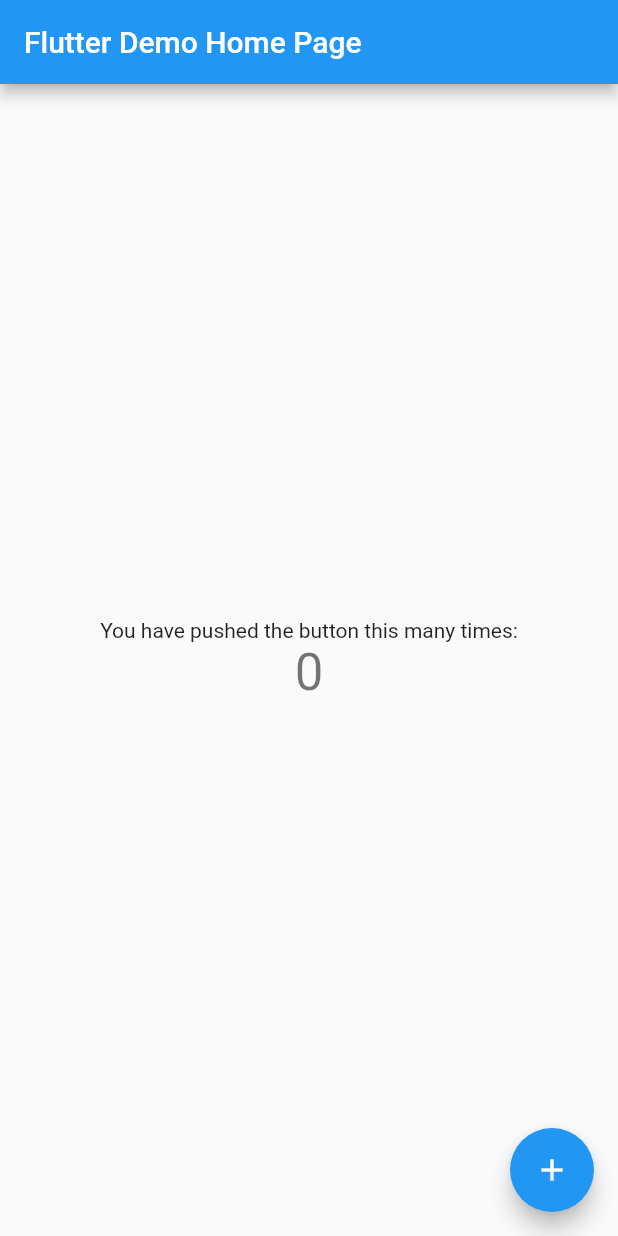
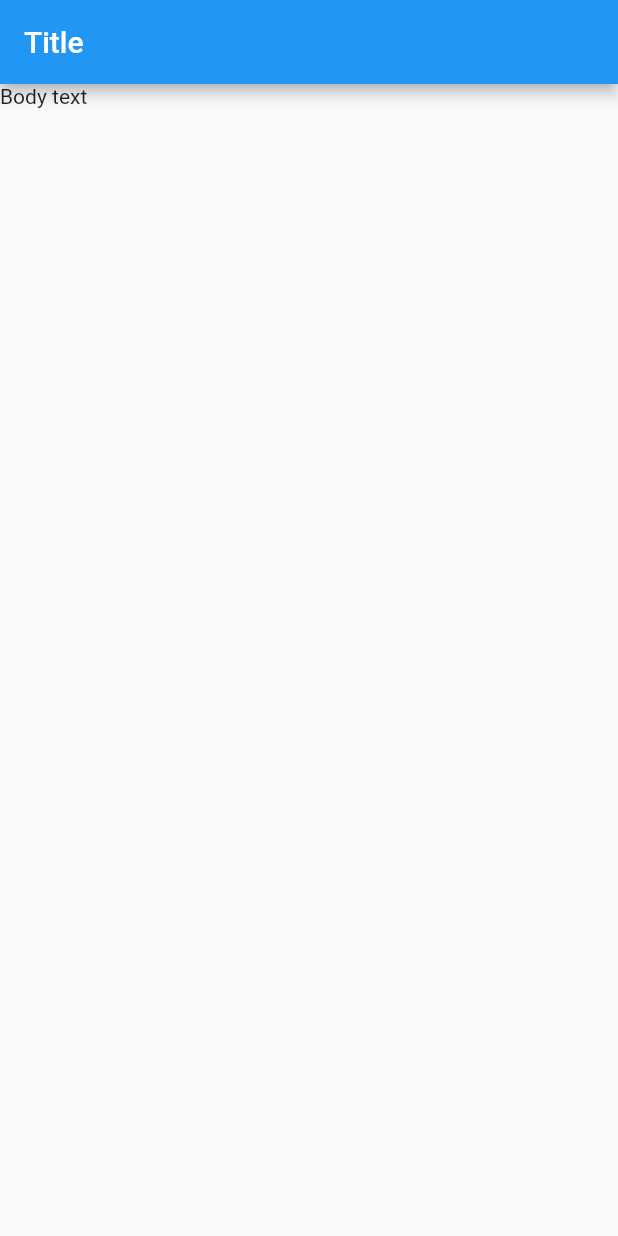
Before and after one commit to rajaryagithub/FlutterTutorial, a Flutter app: the screen it shows after launch, on a phone screen of 412 x 824 dp. Run offline on Flutter 3.47's test engine with Material 2 defaults, Android fonts, the phone set to English and light mode, and no system bars.

Commit message:
Example of modularization of code in classes

```diff
--- /dev/null
+++ b/hello_world/lib/app.dart
@@ -0,0 +1,10 @@
+import 'package:flutter/material.dart';
+
+import 'hello.dart';
+
+class App extends StatelessWidget {
+  @override
+  Widget build(BuildContext context) {
+    return MaterialApp(home: Hello());
+  }
+}
--- /dev/null
+++ b/hello_world/lib/hello.dart
@@ -0,0 +1,11 @@
+import 'package:flutter/material.dart';
+
+class Hello extends StatelessWidget {
+  @override
+  Widget build(BuildContext context) {
+    return Scaffold(
+      appBar: AppBar(title: Text('Title')),
+      body: Text('Body text'),
+    );
+  }
+}
--- a/hello_world/lib/main.dart
+++ b/hello_world/lib/main.dart
@@ -1,111 +1,6 @@
 import 'package:flutter/material.dart';
+import 'package:hello_world/app.dart';
 
-void main() => runApp(MyApp());
-
-class MyApp extends StatelessWidget {
-  // This widget is the root of your application.
-  @override
-  Widget build(BuildContext context) {
-    return MaterialApp(
-      title: 'Flutter Demo',
-      theme: ThemeData(
-        // This is the theme of your application.
-        //
-        // Try running your application with "flutter run". You'll see the
-        // application has a blue toolbar. Then, without quitting the app, try
-        // changing the primarySwatch below to Colors.green and then invoke
-        // "hot reload" (press "r" in the console where you ran "flutter run",
-        // or simply save your changes to "hot reload" in a Flutter IDE).
-        // Notice that the counter didn't reset back to zero; the application
-        // is not restarted.
-        primarySwatch: Colors.blue,
-      ),
-      home: MyHomePage(title: 'Flutter Demo Home Page'),
-    );
-  }
+main() {
+  runApp(App());
 }
-
-class MyHomePage extends StatefulWidget {
-  MyHomePage({Key key, this.title}) : super(key: key);
-
-  // This widget is the home page of your application. It is stateful, meaning
-  // that it has a State object (defined below) that contains fields that affect
-  // how it looks.
-
-  // This class is the configuration for the state. It holds the values (in this
-  // case the title) provided by the parent (in this case the App widget) and
-  // used by the build method of the State. Fields in a Widget subclass are
-  // always marked "final".
-
-  final String title;
-
-  @override
-  _MyHomePageState createState() => _MyHomePageState();
-}
-
-class _MyHomePageState extends State<MyHomePage> {
-  int _counter = 0;
-
-  void _incrementCounter() {
-    setState(() {
-      // This call to setState tells the Flutter framework that something has
-      // changed in this State, which causes it to rerun the build method below
-      // so that the display can reflect the updated values. If we changed
-      // _counter without calling setState(), then the build method would not be
-      // called again, and so nothing would appear to happen.
-      _counter++;
-    });
-  }
-
-  @override
-  Widget build(BuildContext context) {
-    // This method is rerun every time setState is called, for instance as done
-    // by the _incrementCounter method above.
-    //
-    // The Flutter framework has been optimized to make rerunning build methods
-    // fast, so that you can just rebuild anything that needs updating rather
-    // than having to individually change instances of widgets.
-    return Scaffold(
-      appBar: AppBar(
-        // Here we take the value from the MyHomePage object that was created by
-        // the App.build method, and use it to set our appbar title.
-        title: Text(widget.title),
-      ),
-      body: Center(
-        // Center is a layout widget. It takes a single child and positions it
-        // in the middle of the parent.
-        child: Column(
-          // Column is also a layout widget. It takes a list of children and
-          // arranges them vertically. By default, it sizes itself to fit its
-          // children horizontally, and tries to be as tall as its parent.
-          //
-          // Invoke "debug painting" (press "p" in the console, choose the
-          // "Toggle Debug Paint" action from the Flutter Inspector in Android
-          // Studio, or the "Toggle Debug Paint" command in Visual Studio Code)
-          // to see the wireframe for each widget.
-          //
-          // Column has various properties to control how it sizes itself and
-          // how it positions its children. Here we use mainAxisAlignment to
-          // center the children vertically; the main axis here is the vertical
-          // axis because Columns are vertical (the cross axis would be
-          // horizontal).
-          mainAxisAlignment: MainAxisAlignment.center,
-          children: <Widget>[
-            Text(
-              'You have pushed the button this many times:',
-            ),
-            Text(
-              '$_counter',
-              style: Theme.of(context).textTheme.display1,
-            ),
-          ],
-        ),
-      ),
-      floatingActionButton: FloatingActionButton(
-        onPressed: _incrementCounter,
-        tooltip: 'Increment',
-        child: Icon(Icons.add),
-      ), // This trailing comma makes auto-formatting nicer for build methods.
-    );
-  }
-}
```
Also changed, not shown: 1 other file.
